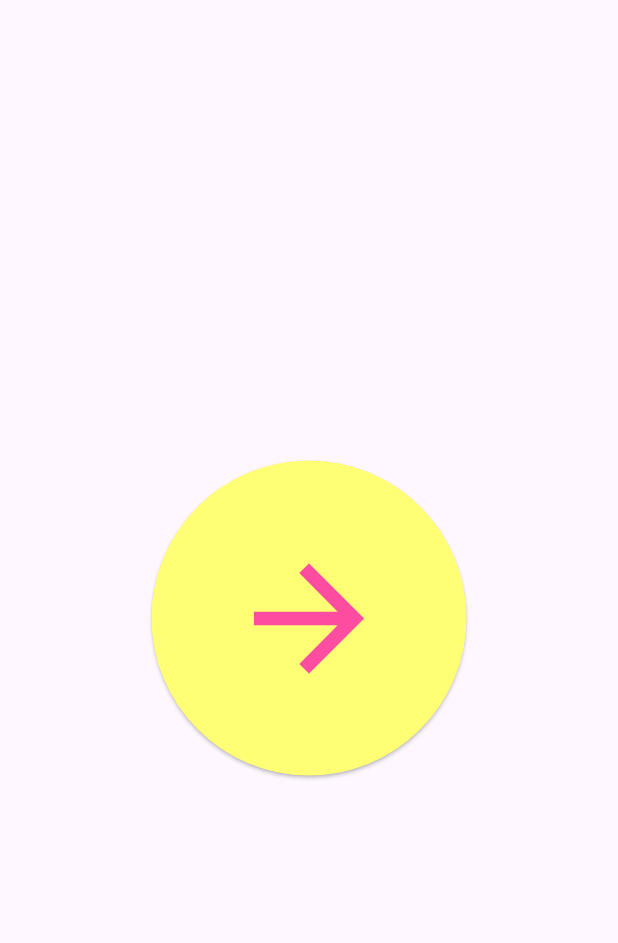
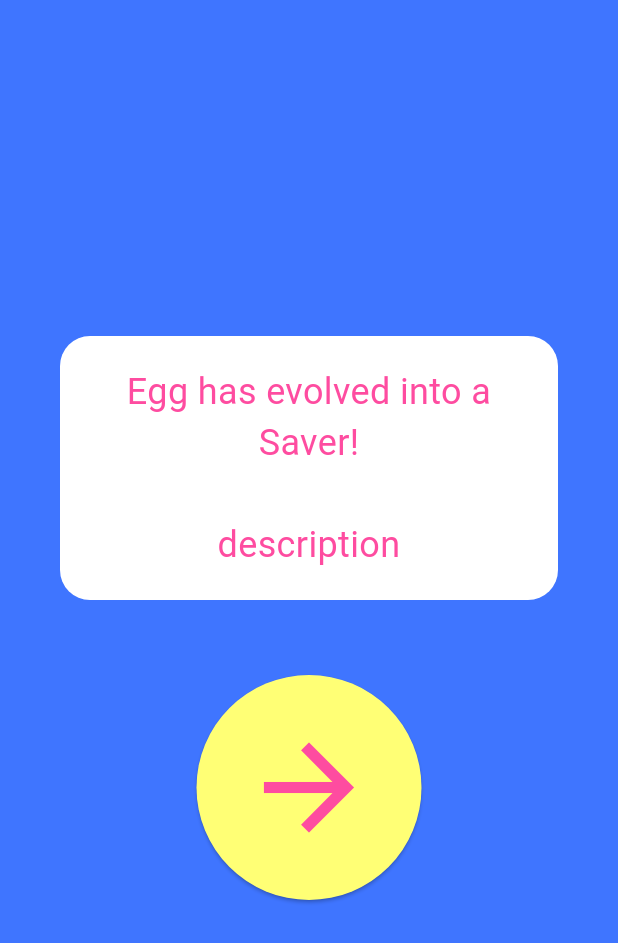
Before and after one commit to nguyenlynn47/money_egg, a Flutter app: the StageTransitionScreen screen opened by its route, after a tap on an icon or button, on a phone screen of 412 x 824 dp. Shown: the top 943 px of the screen. Run offline on Flutter 3.47's test engine with Material 3 defaults, Android fonts, the phone set to English and light mode, and no system bars; our stand-ins replace material_symbols_icons.

Commit message:
Added evolve feature

```diff
--- a/lib/actionscreen.dart
+++ b/lib/actionscreen.dart
@@ -116,6 +116,7 @@ class _ActionScreenState extends State<ActionScreen> {
                             onPressed: () {
                               setState(() {
                                 actionCount--;
+                                saveCount++;
                                 Navigator.pushReplacementNamed(context, "/work");
                               });
                             },
--- a/lib/endscreen.dart
+++ b/lib/endscreen.dart
@@ -32,6 +32,8 @@ class EndScreen extends StatelessWidget {
                 debt = 1000;
                 paymentDueDate = 3;
                 actionCount = 2;
+                saveCount = 0;
+                buyCount = 0;
                 Navigator.pushReplacementNamed(context, "/event");
               },
               style: ElevatedButton.styleFrom(
--- a/lib/eventscreen.dart
+++ b/lib/eventscreen.dart
@@ -115,6 +115,7 @@ class EventScreenState extends State<EventScreen> {
                                   }
                                   else {
                                     bal += eventEffects[day];
+                                    buyCount++;
                                     Navigator.pushReplacementNamed(context, "/actions");
                                   }
                                 });
@@ -129,6 +130,7 @@ class EventScreenState extends State<EventScreen> {
                             SizedBox(width: 120),
                             ElevatedButton(
                               onPressed: () {
+                                saveCount++;
                                 Navigator.pushReplacementNamed(context, "/actions");
                               },
                               style: ElevatedButton.styleFrom(
--- a/lib/evolvedscreen.dart
+++ b/lib/evolvedscreen.dart
@@ -1,4 +1,5 @@
 import 'package:flutter/material.dart';
+import 'package:money_egg/main.dart';
 
 void goToStage2(BuildContext context) {
   Navigator.pushReplacementNamed(context, "/event");
@@ -10,20 +11,33 @@ class EvolvedScreen extends StatelessWidget {
   @override
   Widget build (BuildContext context) {
     return Scaffold(
+      backgroundColor: Color.fromRGBO(63, 117, 255, 1),
       body: Center(
         child: Column(
           mainAxisAlignment: MainAxisAlignment.center,
           children: [
+            Container(
+              margin: const EdgeInsets.fromLTRB(40, 0, 40, 0),
+              decoration: BoxDecoration(
+                color: Colors.white,
+                borderRadius: BorderRadius.circular(20),
+              ),
+              child: Padding(
+                padding: const EdgeInsets.fromLTRB(40, 20, 40, 20),
+                child: Text("Egg has evolved into a $type", textAlign: TextAlign.center, style: TextStyle(fontSize: 24, color: Color.fromRGBO(254, 76, 160, 1))),
+              ),
+            ),
+            SizedBox(height: 50),
             ElevatedButton(
               onPressed: () {
                 goToStage2(context);
               },
               style: ElevatedButton.styleFrom(
                 shape: CircleBorder(),
-                padding: EdgeInsets.all(50),
+                padding: EdgeInsets.all(30),
                 backgroundColor: Color.fromRGBO(255, 255, 117, 1),
               ),
-              child: Icon(Icons.arrow_forward, size: 110, color: Color.fromRGBO(254, 76, 160, 1)),
+              child: Icon(Icons.arrow_forward, size: 90, color: Color.fromRGBO(254, 76, 160, 1)),
             ),
           ],
         ),
--- a/lib/main.dart
+++ b/lib/main.dart
@@ -50,10 +50,10 @@ int paymentDueDate = 3;
 int actionCount = 2;
 
 // Financial Personality Type Calculation
-int foodCount = 0;
 int saveCount = 0;
-int toyCount = 0;
 int buyCount = 0;
+String type = "";
+String typeImage = "";
 
 // Ending Message
 String endMessage = "Congratulations!\n\n With your excellent guidance, Egg developed financial awareness and learned how to manage its money to pay off its debt in time!\n\nCan you save even more money next time?";
--- a/lib/nextscreen.dart
+++ b/lib/nextscreen.dart
@@ -28,7 +28,7 @@ void nextDay(BuildContext context) {
     }
     Navigator.pushReplacementNamed(context, "/end");
   }
-  else if (day == 6) {
+  else if (day == 7) {
     Navigator.pushReplacementNamed(context, "/stage1end");
   }
   else if (day < 14) {
--- a/lib/shopscreen.dart
+++ b/lib/shopscreen.dart
@@ -101,7 +101,6 @@ class _ShopScreenState extends State<ShopScreen> {
                                     hp = 100;
                                   }
                                   bal -= 30;
-                                  foodCount++;
                                   if (actionCount == 1) {
                                     Navigator.pushReplacementNamed(context, "/actions");
                                   }
@@ -127,7 +126,7 @@ class _ShopScreenState extends State<ShopScreen> {
                               setState(() {
                                 if ((bal - 40) >= 0) {
                                   bal -= 40;
-                                  toyCount++;
+                                  buyCount++;
                                   // add toy to collection
                                   if (actionCount == 1) {
                                     Navigator.pushReplacementNamed(context, "/actions");
--- a/lib/stagetransitionscreen.dart
+++ b/lib/stagetransitionscreen.dart
@@ -1,5 +1,6 @@
 import 'package:flutter/material.dart';
 import 'package:material_symbols_icons/symbols.dart';
+import 'package:money_egg/main.dart';
 
 class StageTransitionScreen extends StatelessWidget {
   const StageTransitionScreen({super.key});
@@ -7,21 +8,48 @@ class StageTransitionScreen extends StatelessWidget {
   @override
   Widget build (BuildContext context) {
     return Scaffold(
+      backgroundColor: Color.fromRGBO(63, 117, 255, 1),
       body: Center(
         child: Column(
           mainAxisAlignment: MainAxisAlignment.center,
           children: [
-            Text("Your pet has developed its own spending habits\nand is now evolving...\nPress the star to evolve it and see its spending personality..."),
+            Container(
+              margin: const EdgeInsets.fromLTRB(40, 0, 40, 0),
+              decoration: BoxDecoration(
+                color: Colors.white,
+                borderRadius: BorderRadius.circular(20),
+              ),
+              child: Padding(
+                padding: const EdgeInsets.fromLTRB(40, 20, 40, 20),
+                child: Text("Your pet has developed its own spending habits and is now evolving...\n\nPress the star to evolve it and see its spending personality...", textAlign: TextAlign.center, style: TextStyle(fontSize: 24, color: Color.fromRGBO(254, 76, 160, 1))),
+              ),
+            ),
+            SizedBox(height: 50),
             ElevatedButton(
               onPressed: () {
+                if (buyCount > saveCount) {
+                  // set type to spender
+                  type = "Spender!\n\ndescription";
+                  typeImage = "";
+                }
+                else if (saveCount > buyCount) {
+                  // set type to saver
+                  type = "Saver!\n\ndescription";
+                  typeImage = "";
+                }
+                else {
+                  // set type to saver
+                  type = "Saver!\n\ndescription";
+                  typeImage = "";
+                }
                 Navigator.pushReplacementNamed(context, "/evolved");
               },
               style: ElevatedButton.styleFrom(
                 shape: CircleBorder(),
-                padding: EdgeInsets.all(50),
+                padding: EdgeInsets.all(40),
                 backgroundColor: Color.fromRGBO(255, 255, 117, 1),
               ),
-              child: Icon(Symbols.star_shine, size: 110, color: Color.fromRGBO(254, 76, 160, 1)),
+              child: Icon(Symbols.star_shine, size: 150, color: Color.fromRGBO(254, 76, 160, 1)),
             ),
           ],
         ),
```
